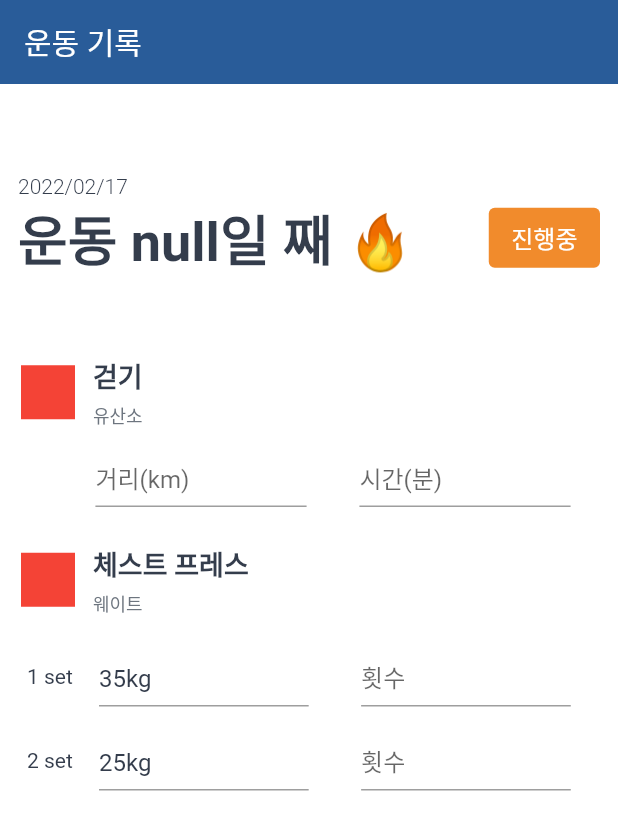
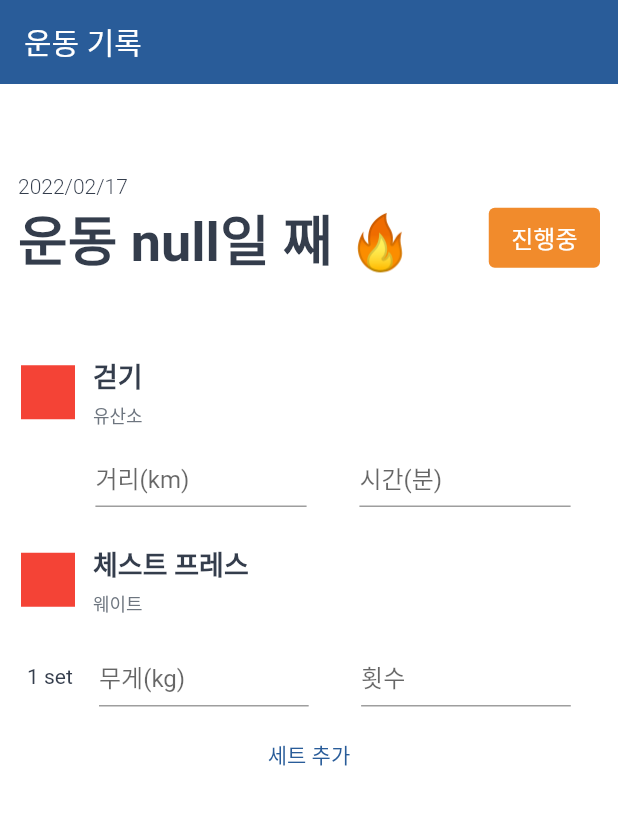
Before and after one commit to steinjun0/deprecated_health-logger-flutter, a Flutter app: the ExerciseDetailPage screen opened directly, on a phone screen of 412 x 824 dp. Shown: the top 830 px of the screen. Run offline on Flutter 3.47's test engine with Material 2 defaults, Android fonts, the phone set to English and light mode, and no system bars; our stand-ins replace get.

Commit message:
add set components(only weightExercise)

```diff
--- a/lib/ExerciseDetailPage.dart
+++ b/lib/ExerciseDetailPage.dart
@@ -5,24 +5,32 @@ import './class/Exercise.dart';
 import './component/ExerciseDetail/DistanceTimeExerciseComponent.dart';
 import './component/ExerciseDetail/WeightExerciseComponent.dart';
 
-class AutoUnitTextField extends StatelessWidget {
-  final TextEditingController controller;
+class AutoUnitTextField extends StatefulWidget {
   final String hintText;
   String unit = '';
+  final onChange;
+  final controller = TextEditingController();
+  final FocusNode focus = FocusNode();
 
-  final FocusNode _focus = FocusNode();
+  AutoUnitTextField(this.hintText, {Key? key, this.unit = '', this.onChange})
+      : super(key: key) {}
 
-  AutoUnitTextField(this.controller, this.hintText, {Key? key, this.unit = ''})
-      : super(key: key) {
-    _focus.addListener(() {
-      if (_focus.hasFocus) {
-        if (controller.text.length != 0) {
-          controller.text = controller.text
-              .substring(0, controller.text.length - unit.length);
+  @override
+  State<AutoUnitTextField> createState() => _AutoUnitTextFieldState(focus);
+}
+
+class _AutoUnitTextFieldState extends State<AutoUnitTextField> {
+  _AutoUnitTextFieldState(focus) {
+    focus.addListener(() {
+      debugPrint('get in focus listener');
+      if (focus.hasFocus) {
+        if (widget.controller.text.length != 0) {
+          widget.controller.text = widget.controller.text
+              .substring(0, widget.controller.text.length - widget.unit.length);
         }
       } else {
-        if (controller.text.length != 0) {
-          controller.text += unit;
+        if (widget.controller.text.length != 0) {
+          widget.controller.text += widget.unit;
         }
       }
     });
@@ -31,14 +39,15 @@ class AutoUnitTextField extends StatelessWidget {
   @override
   Widget build(BuildContext context) {
     return TextField(
-      focusNode: _focus,
-      controller: controller,
+      focusNode: widget.focus,
+      controller: widget.controller,
       decoration: InputDecoration(
         // contentPadding: EdgeInsets.all(0),
         isDense: true,
         border: UnderlineInputBorder(),
-        hintText: hintText,
+        hintText: widget.hintText,
       ),
+      onChanged: widget.onChange,
     );
   }
 }
--- a/lib/component/ExerciseDetail/DistanceTimeExerciseComponent.dart
+++ b/lib/component/ExerciseDetail/DistanceTimeExerciseComponent.dart
@@ -2,7 +2,14 @@ import 'package:flutter/material.dart';
 
 import '../../ExerciseDetailPage.dart';
 
-getInputComponents(distanceTextController, timeTextController) {
+getInputComponents(data, distanceTextController, timeTextController) {
+  if (data['distance'] != '') {
+    distanceTextController.text = data['distance'].toString() + 'km';
+  }
+  if (data['time'] != '') {
+    timeTextController.text = data['time'].toString() + '분';
+  }
+
   return Row(
     children: [
       SizedBox(
@@ -10,14 +17,12 @@ getInputComponents(distanceTextController, timeTextController) {
       ),
       Expanded(
         child: FractionallySizedBox(
-            widthFactor: 0.8,
-            child: AutoUnitTextField(distanceTextController, '거리(km)',
-                unit: 'km')),
+            widthFactor: 0.8, child: AutoUnitTextField('거리(km)', unit: 'km')),
       ),
       Expanded(
         child: FractionallySizedBox(
           widthFactor: 0.8,
-          child: AutoUnitTextField(timeTextController, '시간(분)', unit: '분'),
+          child: AutoUnitTextField('시간(분)', unit: '분'),
         ),
       ),
     ],
@@ -85,7 +90,8 @@ DistanceTimeExerciseComponent(distanceTimeExerciseObject) {
           ],
         ),
         SizedBox(height: 12),
-        getInputComponents(distanceTextController, timeTextController)
+        getInputComponents({'distance': 1, 'time': 10}, distanceTextController,
+            timeTextController),
       ],
     ),
   );
--- a/lib/component/ExerciseDetail/WeightExerciseComponent.dart
+++ b/lib/component/ExerciseDetail/WeightExerciseComponent.dart
@@ -3,55 +3,113 @@ import 'package:health_logger/class/Exercise.dart';
 
 import '../../ExerciseDetailPage.dart';
 
-getInputComponents(List data, weightTextControllers, countTextControllers) {
-  List result = [];
+class SetComponent extends StatelessWidget {
+  final data;
+  final index;
+  var updateWeightData;
+  var updateCountData;
+  var weightAutoUnitTextField;
+  var countAutoUnitTextField;
 
-  int index = 1;
-  data.forEach((element) {
-    var weightTextController = TextEditingController();
-    var countTextController = TextEditingController();
-    weightTextControllers.add(weightTextController);
-    countTextControllers.add(countTextController);
+  SetComponent(
+    this.data,
+    this.index, {
+    Key? key,
+  }) : super(key: key) {
+    updateWeightData = (text) {
+      data['weight'] = num.parse(text);
+    };
 
-    if (element['weight'] != '') {
-      weightTextController.text = element['weight'].toString() + 'kg';
+    updateCountData = (text) {
+      data['count'] = num.parse(text);
+    };
+    weightAutoUnitTextField =
+        AutoUnitTextField('무게(kg)', unit: 'kg', onChange: updateWeightData);
+    countAutoUnitTextField =
+        AutoUnitTextField('횟수', unit: '회', onChange: updateCountData);
+
+    var weightTextController = weightAutoUnitTextField.controller;
+    var countTextController = countAutoUnitTextField.controller;
+
+    if (data['weight'].toString() == '0') {
+      weightTextController.text = '';
+    } else if (data['weight'] != '') {
+      weightTextController.text = data['weight'].toString() + 'kg';
     }
 
-    result.add(Padding(
+    if (data['count'].toString() == '0') {
+      countTextController.text = '';
+    } else if (data['count'] != '') {
+      countTextController.text = data['count'].toString() + '회';
+    }
+  }
+
+  @override
+  Widget build(BuildContext context) {
+    return Padding(
       padding: const EdgeInsets.fromLTRB(0, 8, 0, 8),
       child: Row(
         children: [
           SizedBox(
             width: 4,
           ),
-          Text('$index set'),
+          Text('${index + 1} set'),
           Expanded(
             child: FractionallySizedBox(
-                widthFactor: 0.8,
-                child: AutoUnitTextField(weightTextController, '무게(kg)',
-                    unit: 'kg')),
+                widthFactor: 0.8, child: weightAutoUnitTextField),
           ),
           Expanded(
             child: FractionallySizedBox(
-                widthFactor: 0.8,
-                child: AutoUnitTextField(countTextController, '횟수', unit: '회')),
+                widthFactor: 0.8, child: countAutoUnitTextField),
           ),
         ],
       ),
-    ));
-    index++;
-  });
-  return result;
+    );
+  }
 }
 
-class WeightExerciseComponent extends StatelessWidget {
+addInputComponents(
+  List presentInputComponents,
+) {
+  presentInputComponents.add(
+      SetComponent({'weight': 0, 'count': 0}, presentInputComponents.length));
+}
+
+class WeightExerciseComponent extends StatefulWidget {
   final WeightExercise distanceTimeExerciseObject;
 
   WeightExerciseComponent(this.distanceTimeExerciseObject, {Key? key})
       : super(key: key);
 
+  @override
+  State<WeightExerciseComponent> createState() =>
+      _WeightExerciseComponentState();
+}
+
+class _WeightExerciseComponentState extends State<WeightExerciseComponent> {
   List weightTextControllers = [];
   List countTextControllers = [];
+
+  List setData = [
+    {'weight': 35, 'count': 15},
+    {'weight': 25, 'count': 15},
+  ];
+
+  @override
+  void dispose() {
+    // 텍스트에디팅컨트롤러를 제거하고, 등록된 리스너도 제거된다.
+    weightTextControllers.forEach((element) {
+      element.dispose();
+    });
+    countTextControllers.forEach((element) {
+      element.dispose();
+    });
+    super.dispose();
+  }
+
+  List inputComponents = [
+    SetComponent({'weight': 0, 'count': 0}, 0)
+  ];
 
   @override
   Widget build(BuildContext context) {
@@ -75,7 +133,7 @@ class WeightExerciseComponent extends StatelessWidget {
                       mainAxisAlignment: MainAxisAlignment.spaceBetween,
                       children: [
                         Text(
-                          distanceTimeExerciseObject.name,
+                          widget.distanceTimeExerciseObject.name,
                           style: TextStyle(
                               fontSize: 18, fontWeight: FontWeight.w600),
                         ),
@@ -107,10 +165,16 @@ class WeightExerciseComponent extends StatelessWidget {
             ],
           ),
           SizedBox(height: 12),
-          ...getInputComponents([
-            {'weight': 35, 'count': 15},
-            {'weight': 25, 'count': 15},
-          ], weightTextControllers, countTextControllers)
+          ...inputComponents,
+          // getInputComponents(
+          //     setData, weightTextControllers, countTextControllers),
+          TextButton(
+              onPressed: () {
+                setState(() {
+                  addInputComponents(inputComponents);
+                });
+              },
+              child: Text('세트 추가'))
         ],
       ),
     );
```
